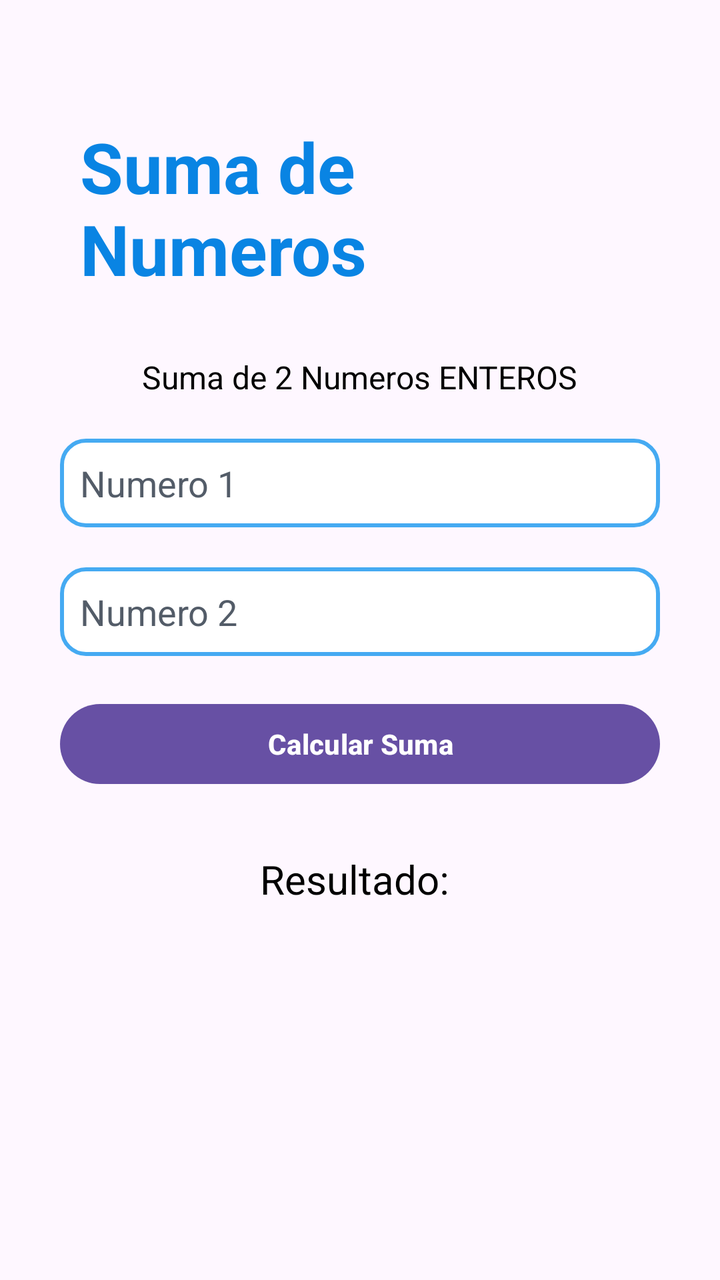
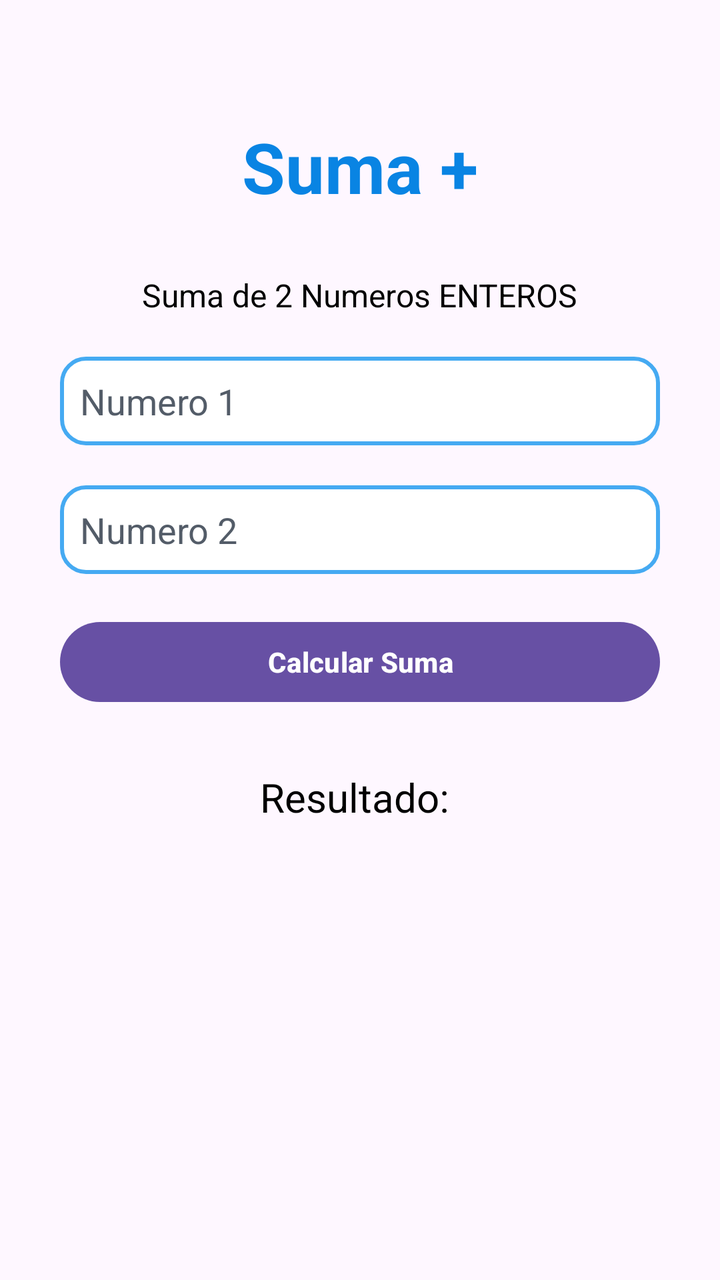

Compare the two renders of this Android layout. The source of the first and the diff that turns it into the second are given below.
<!-- AndroidManifest.xml: application theme Theme.AppFragment -->
<!-- res/layout/fragment_suma.xml -->
<?xml version="1.0" encoding="utf-8"?>
<LinearLayout xmlns:android="http://schemas.android.com/apk/res/android"
    android:layout_width="match_parent"
    android:layout_height="wrap_content"
    android:padding="25dp"
    android:orientation="vertical"
    android:gravity="center_horizontal">

    <TextView
        android:layout_marginTop="20dp"
        android:textColor="#0984e3"
        android:padding="15dp"
        android:textSize="35dp"
        android:textStyle="bold"
        android:layout_width="wrap_content"
        android:layout_height="wrap_content"
        android:text="Suma de Numeros" />

    <TextView
        android:text="Suma de 2 Numeros ENTEROS"
        android:textColor="#000"
        android:textSize="16sp"
        android:layout_marginTop="15dp"
        android:layout_width="wrap_content"
        android:layout_height="wrap_content" />

    <EditText
        android:id="@+id/edtNum1"
        android:hint="Numero 1"
        android:inputType="number"
        android:textColorHint="#535c68"
        android:layout_marginTop="20dp"
        android:padding="10dp"
        android:background="@drawable/bg_input"
        android:textColor="#000"
        android:layout_width="300dp"
        android:layout_height="wrap_content" />

    <EditText
        android:id="@+id/edtNum2"
        android:hint="Numero 2"
        android:inputType="number"
        android:textColorHint="#535c68"
        android:layout_marginTop="20dp"
        android:padding="10dp"
        android:background="@drawable/bg_input"
        android:textColor="#000"
        android:layout_width="300dp"
        android:layout_height="wrap_content" />

    <Button
        android:id="@+id/btnCalcular"
        android:text="Calcular Suma"
        android:textColor="#FFF"
        android:layout_marginTop="20dp"
        android:textStyle="bold"
        android:layout_width="300dp"
        android:layout_height="wrap_content" />

    <TextView
        android:id="@+id/txtResultado"
        android:text="Resultado: "
        android:textColor="#000"
        android:textSize="20dp"
        android:layout_marginTop="30dp"
        android:layout_width="wrap_content"
        android:layout_height="wrap_content" />

</LinearLayout>
<!-- resources referenced by this layout -->
<resources>
  <!-- drawable bg_input (drawable) -->
  <?xml version="1.0" encoding="utf-8"?>
  <shape xmlns:android="http://schemas.android.com/apk/res/android">
      <solid android:color="#FFF"  />
      <corners android:radius="12dp" />
      <stroke
          android:width="2dp"
          android:color="#45aaf2"/>
  </shape>
  <style name="Theme.AppFragment" parent="Base.Theme.AppFragment" />
  <style name="Base.Theme.AppFragment" parent="Theme.Material3.DayNight.NoActionBar">
          
          
      </style>
</resources>

<!-- the commit's change to res/layout/fragment_suma.xml (unified diff, before → after) -->
@@ -14,7 +14,7 @@
         android:textStyle="bold"
         android:layout_width="wrap_content"
         android:layout_height="wrap_content"
-        android:text="Suma de Numeros" />
+        android:text="Suma +" />
 
     <TextView
         android:text="Suma de 2 Numeros ENTEROS"
